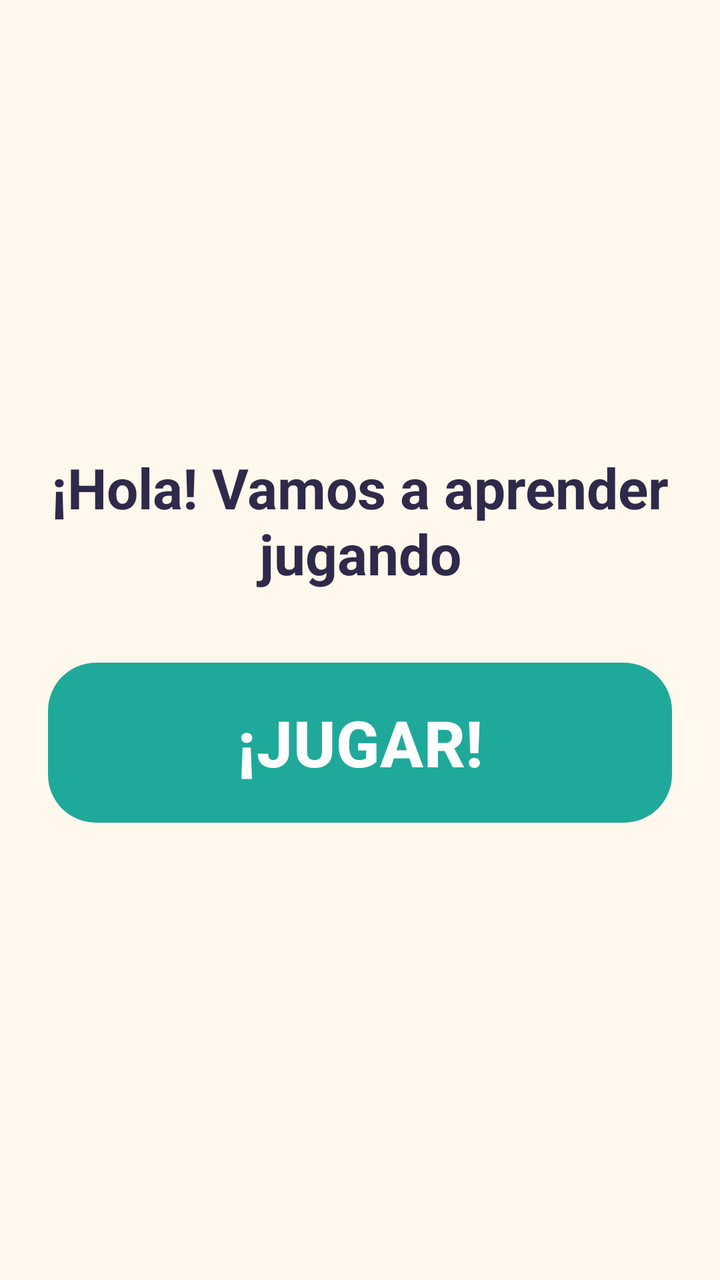
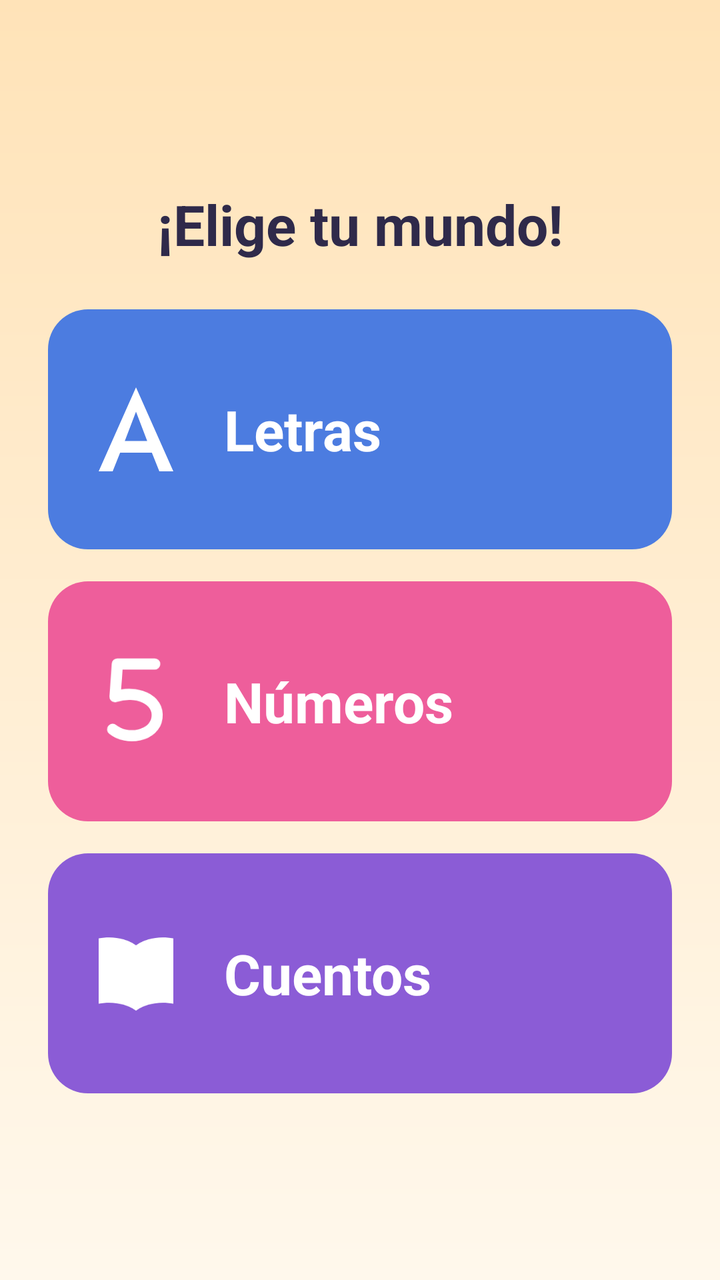

The first picture is an Android layout as it rendered before a commit; the second is the same layout after the commit. The layout source and the unified diff follow.
<!-- AndroidManifest.xml: application theme Theme.AprendeJugando -->
<!-- res/layout/activity_main.xml -->
<?xml version="1.0" encoding="utf-8"?>
<androidx.constraintlayout.widget.ConstraintLayout
    xmlns:android="http://schemas.android.com/apk/res/android"
    xmlns:app="http://schemas.android.com/apk/res-auto"
    android:layout_width="match_parent"
    android:layout_height="match_parent"
    android:padding="@dimen/espacio_l">

    <TextView
        android:id="@+id/txtBienvenida"
        style="@style/TextoTitulo"
        android:layout_width="0dp"
        android:layout_height="wrap_content"
        android:gravity="center"
        android:text="@string/texto_bienvenida"
        app:layout_constraintTop_toTopOf="parent"
        app:layout_constraintStart_toStartOf="parent"
        app:layout_constraintEnd_toEndOf="parent"
        app:layout_constraintBottom_toTopOf="@id/btnJugar"
        app:layout_constraintVertical_chainStyle="packed" />

    <com.google.android.material.button.MaterialButton
        android:id="@+id/btnJugar"
        style="@style/Widget.AprendeJugando.Boton.Nino"
        android:layout_width="0dp"
        android:layout_height="wrap_content"
        android:layout_marginTop="@dimen/espacio_xl"
        android:text="@string/boton_jugar"
        app:layout_constraintTop_toBottomOf="@id/txtBienvenida"
        app:layout_constraintStart_toStartOf="parent"
        app:layout_constraintEnd_toEndOf="parent"
        app:layout_constraintBottom_toBottomOf="parent" />
</androidx.constraintlayout.widget.ConstraintLayout>
<!-- resources referenced by this layout -->
<resources>
  <dimen name="espacio_xl">32dp</dimen>
  <string name="boton_jugar">¡JUGAR!</string>
  <string name="texto_bienvenida">¡Hola! Vamos a aprender jugando</string>
  <style name="Widget.AprendeJugando.Boton.Nino">
          <item name="android:minHeight">@dimen/boton_alto_nino</item>
          <item name="android:textSize">@dimen/texto_boton_nino</item>
          <item name="backgroundTint">@color/color_secundario</item>
      </style>
  <dimen name="boton_alto_nino">88dp</dimen>
  <dimen name="texto_boton_nino">32sp</dimen>
  <!-- unchanged entries left out for length: 13 -->
</resources>

<!-- the commit's change to res/layout/activity_main.xml (unified diff, before → after) -->
@@ -1,33 +1,90 @@
 <?xml version="1.0" encoding="utf-8"?>
-<androidx.constraintlayout.widget.ConstraintLayout
+<LinearLayout
     xmlns:android="http://schemas.android.com/apk/res/android"
-    xmlns:app="http://schemas.android.com/apk/res-auto"
+    android:id="@+id/main"
     android:layout_width="match_parent"
     android:layout_height="match_parent"
+    android:background="@drawable/bg_pantalla_degradado"
+    android:gravity="center_vertical"
+    android:orientation="vertical"
     android:padding="@dimen/espacio_l">
 
     <TextView
-        android:id="@+id/txtBienvenida"
         style="@style/TextoTitulo"
-        android:layout_width="0dp"
+        android:layout_width="match_parent"
         android:layout_height="wrap_content"
+        android:layout_marginBottom="@dimen/espacio_l"
         android:gravity="center"
-        android:text="@string/texto_bienvenida"
-        app:layout_constraintTop_toTopOf="parent"
-        app:layout_constraintStart_toStartOf="parent"
-        app:layout_constraintEnd_toEndOf="parent"
-        app:layout_constraintBottom_toTopOf="@id/btnJugar"
-        app:layout_constraintVertical_chainStyle="packed" />
+        android:text="@string/titulo_mundos" />
 
-    <com.google.android.material.button.MaterialButton
-        android:id="@+id/btnJugar"
-        style="@style/Widget.AprendeJugando.Boton.Nino"
-        android:layout_width="0dp"
-        android:layout_height="wrap_content"
-        android:layout_marginTop="@dimen/espacio_xl"
-        android:text="@string/boton_jugar"
-        app:layout_constraintTop_toBottomOf="@id/txtBienvenida"
-        app:layout_constraintStart_toStartOf="parent"
-        app:layout_constraintEnd_toEndOf="parent"
-        app:layout_constraintBottom_toBottomOf="parent" />
-</androidx.constraintlayout.widget.ConstraintLayout>
+    <LinearLayout
+        android:layout_width="match_parent"
+        android:layout_height="@dimen/alto_tarjeta_mundo"
+        android:layout_marginBottom="@dimen/espacio_m"
+        android:background="@drawable/bg_mundo_letras"
+        android:clickable="true"
+        android:focusable="true"
+        android:gravity="center_vertical"
+        android:orientation="horizontal"
+        android:padding="@dimen/espacio_m">
+
+        <ImageView
+            android:layout_width="@dimen/icono_mundo"
+            android:layout_height="@dimen/icono_mundo"
+            android:importantForAccessibility="no"
+            android:src="@drawable/ic_letra_a" />
+
+        <TextView
+            style="@style/TextoMundo"
+            android:layout_width="wrap_content"
+            android:layout_height="wrap_content"
+            android:text="@string/mundo_letras" />
+    </LinearLayout>
+
+    <LinearLayout
+        android:layout_width="match_parent"
+        android:layout_height="@dimen/alto_tarjeta_mundo"
+        android:layout_marginBottom="@dimen/espacio_m"
+        android:background="@drawable/bg_mundo_numeros"
+        android:clickable="true"
+        android:focusable="true"
+        android:gravity="center_vertical"
+        android:orientation="horizontal"
+        android:padding="@dimen/espacio_m">
+
+        <ImageView
+            android:layout_width="@dimen/icono_mundo"
+            android:layout_height="@dimen/icono_mundo"
+            android:importantForAccessibility="no"
+            android:src="@drawable/ic_numero_5" />
+
+        <TextView
+            style="@style/TextoMundo"
+            android:layout_width="wrap_content"
+            android:layout_height="wrap_content"
+            android:text="@string/mundo_numeros" />
+    </LinearLayout>
+
+    <LinearLayout
+        android:layout_width="match_parent"
+        android:layout_height="@dimen/alto_tarjeta_mundo"
+        android:background="@drawable/bg_mundo_cuentos"
+        android:clickable="true"
+        android:focusable="true"
+        android:gravity="center_vertical"
+        android:orientation="horizontal"
+        android:padding="@dimen/espacio_m">
+
+        <ImageView
+            android:layout_width="@dimen/icono_mundo"
+            android:layout_height="@dimen/icono_mundo"
+            android:importantForAccessibility="no"
+            android:src="@drawable/ic_libro" />
+
+        <TextView
+            style="@style/TextoMundo"
+            android:layout_width="wrap_content"
+            android:layout_height="wrap_content"
+            android:text="@string/mundo_cuentos" />
+    </LinearLayout>
+</LinearLayout>
<!-- resource entries referenced after the edit -->
@@ -1,15 +1,106 @@
 <!-- resources referenced by this layout -->
 <resources>
-  <dimen name="espacio_xl">32dp</dimen>
-  <string name="boton_jugar">¡JUGAR!</string>
-  <string name="texto_bienvenida">¡Hola! Vamos a aprender jugando</string>
-  <style name="Widget.AprendeJugando.Boton.Nino">
-          <item name="android:minHeight">@dimen/boton_alto_nino</item>
-          <item name="android:textSize">@dimen/texto_boton_nino</item>
-          <item name="backgroundTint">@color/color_secundario</item>
+  <dimen name="alto_tarjeta_mundo">120dp</dimen>
+  <dimen name="espacio_m">16dp</dimen>
+  <dimen name="icono_mundo">56dp</dimen>
+  <!-- drawable bg_mundo_cuentos (drawable) -->
+  <?xml version="1.0" encoding="utf-8"?>
+  <ripple xmlns:android="http://schemas.android.com/apk/res/android"
+      android:color="@color/color_ripple">
+      <item>
+          <shape android:shape="rectangle">
+              <solid android:color="@color/color_mundo_cuentos" />
+              <corners android:radius="@dimen/radio_tarjeta" />
+          </shape>
+      </item>
+  </ripple>
+  <!-- drawable bg_mundo_letras (drawable) -->
+  <?xml version="1.0" encoding="utf-8"?>
+  <ripple xmlns:android="http://schemas.android.com/apk/res/android"
+      android:color="@color/color_ripple">
+      <item>
+          <shape android:shape="rectangle">
+              <solid android:color="@color/color_mundo_letras" />
+              <corners android:radius="@dimen/radio_tarjeta" />
+          </shape>
+      </item>
+  </ripple>
+  <!-- drawable bg_mundo_numeros (drawable) -->
+  <?xml version="1.0" encoding="utf-8"?>
+  <ripple xmlns:android="http://schemas.android.com/apk/res/android"
+      android:color="@color/color_ripple">
+      <item>
+          <shape android:shape="rectangle">
+              <solid android:color="@color/color_mundo_numeros" />
+              <corners android:radius="@dimen/radio_tarjeta" />
+          </shape>
+      </item>
+  </ripple>
+  <!-- drawable bg_pantalla_degradado (drawable) -->
+  <?xml version="1.0" encoding="utf-8"?>
+  <shape xmlns:android="http://schemas.android.com/apk/res/android"
+      android:shape="rectangle">
+      <gradient
+          android:angle="270"
+          android:startColor="@color/color_degradado_inicio"
+          android:endColor="@color/color_degradado_fin" />
+  </shape>
+  <!-- drawable ic_letra_a (drawable) -->
+  <?xml version="1.0" encoding="utf-8"?>
+  <vector xmlns:android="http://schemas.android.com/apk/res/android"
+      android:width="48dp"
+      android:height="48dp"
+      android:viewportWidth="24"
+      android:viewportHeight="24">
+      <path
+          android:fillColor="@color/color_sobre_primario"
+          android:fillType="evenOdd"
+          android:pathData="M12,3 L4,21 H7 L8.6,17 H15.4 L17,21 H20 Z M9.6,14.5 L12,8.2 L14.4,14.5 Z" />
+  </vector>
+  <!-- drawable ic_libro (drawable) -->
+  <?xml version="1.0" encoding="utf-8"?>
+  <vector xmlns:android="http://schemas.android.com/apk/res/android"
+      android:width="48dp"
+      android:height="48dp"
+      android:viewportWidth="24"
+      android:viewportHeight="24">
+      <path
+          android:fillColor="@color/color_sobre_primario"
+          android:pathData="M12,6 C10,4.5 7,4 4,4.5 V18.5 C7,18 10,18.5 12,20 C14,18.5 17,18 20,18.5 V4.5 C17,4 14,4.5 12,6 Z" />
+  </vector>
+  <!-- drawable ic_numero_5 (drawable) -->
+  <?xml version="1.0" encoding="utf-8"?>
+  <vector xmlns:android="http://schemas.android.com/apk/res/android"
+      android:width="48dp"
+      android:height="48dp"
+      android:viewportWidth="24"
+      android:viewportHeight="24">
+      <path
+          android:fillColor="#00000000"
+          android:strokeColor="@color/color_sobre_primario"
+          android:strokeWidth="2.4"
+          android:strokeLineCap="round"
+          android:strokeLineJoin="round"
+          android:pathData="M16,4 H8 L7.5,11 C12,9.5 17,11.5 16.5,15.5 C16,19.5 10,20.5 7,18" />
+  </vector>
+  <string name="mundo_cuentos">Cuentos</string>
+  <string name="mundo_letras">Letras</string>
+  <string name="mundo_numeros">Números</string>
+  <string name="titulo_mundos">¡Elige tu mundo!</string>
+  <style name="TextoMundo">
+          <item name="android:textSize">@dimen/texto_mundo</item>
+          <item name="android:textStyle">bold</item>
+          <item name="android:textColor">@color/color_sobre_primario</item>
+          <item name="android:layout_marginStart">@dimen/espacio_m</item>
       </style>
-  <dimen name="boton_alto_nino">88dp</dimen>
-  <dimen name="texto_boton_nino">32sp</dimen>
+  <color name="color_ripple">#40FFFFFF</color>
+  <color name="color_mundo_cuentos">#8B5CD6</color>
+  <dimen name="radio_tarjeta">20dp</dimen>
+  <color name="color_mundo_letras">#4C7CE0</color>
+  <color name="color_mundo_numeros">#EE5E9B</color>
+  <color name="color_degradado_inicio">#FFE3B8</color>
+  <color name="color_degradado_fin">#FFF8EC</color>
+  <dimen name="texto_mundo">28sp</dimen>
   <!-- unchanged entries left out for length: 13 -->
 </resources>
 
